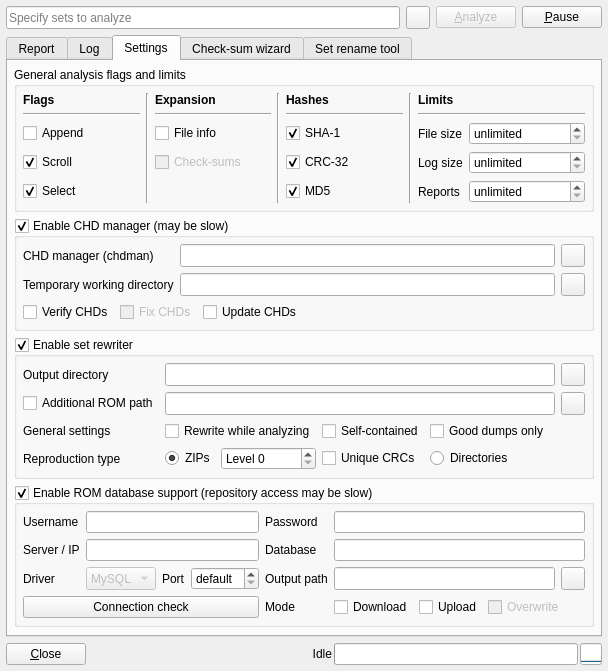
Old version of the form romalyzer.ui in the repository qmc2/qmc2-mame-fe.
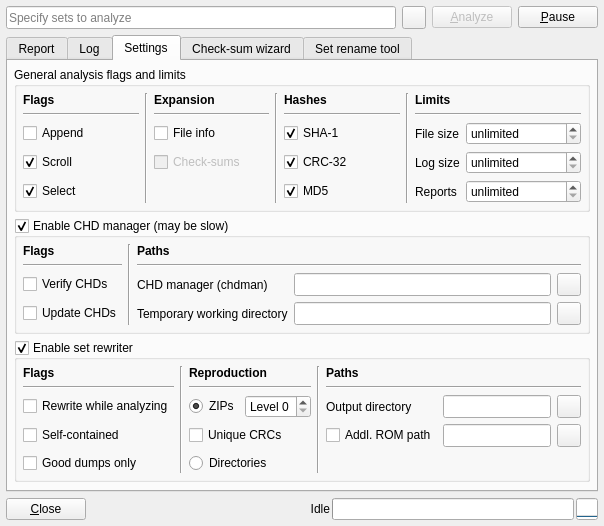
New version of the form. The open tabs and pages were chosen to show the change. Icons and pictures are not drawn.

Commit message: imp: ROMAlyzer: completed redesign of settings page (and removed unused ROM DB related stuff)

```diff
--- a/romalyzer.ui
+++ b/romalyzer.ui
@@ -7,8 +7,8 @@
    <rect>
     <x>0</x>
     <y>0</y>
-    <width>533</width>
-    <height>650</height>
+    <width>557</width>
+    <height>504</height>
    </rect>
   </property>
   <property name="windowTitle">
@@ -291,19 +291,6 @@
        <string>Settings</string>
       </attribute>
       <layout class="QGridLayout" name="gridLayout_3">
-       <item row="5" column="0">
-        <spacer name="verticalSpacer1">
-         <property name="orientation">
-          <enum>Qt::Vertical</enum>
-         </property>
-         <property name="sizeHint" stdset="0">
-          <size>
-           <width>20</width>
-           <height>0</height>
-          </size>
-         </property>
-        </spacer>
-       </item>
        <item row="1" column="0">
         <widget class="QGroupBox" name="groupBoxCHDManager">
          <property name="title">
@@ -314,16 +301,21 @@
          </property>
          <layout class="QGridLayout" name="gridLayout_2">
           <item row="0" column="0">
-           <widget class="QLabel" name="labelCHDManagerExecutableFile">
+           <layout class="QGridLayout" name="gridLayout">
+            <item row="2" column="0">
+             <widget class="QCheckBox" name="checkBoxVerifyCHDs">
+              <property name="toolTip">
+               <string>Verify CHDs through 'chdman verify'</string>
+              </property>
             <property name="text">
-             <string>CHD manager (chdman)</string>
+               <string>Verify CHDs</string>
             </property>
            </widget>
           </item>
-          <item row="0" column="1">
+            <item row="2" column="3">
            <widget class="QLineEdit" name="lineEditCHDManagerExecutableFile">
             <property name="sizePolicy">
-             <sizepolicy hsizetype="Expanding" vsizetype="Minimum">
+               <sizepolicy hsizetype="MinimumExpanding" vsizetype="Minimum">
               <horstretch>0</horstretch>
               <verstretch>0</verstretch>
              </sizepolicy>
@@ -333,34 +325,10 @@
             </property>
            </widget>
           </item>
-          <item row="0" column="2">
-           <widget class="QToolButton" name="toolButtonBrowseCHDManagerExecutableFile">
-            <property name="sizePolicy">
-             <sizepolicy hsizetype="Fixed" vsizetype="Minimum">
-              <horstretch>0</horstretch>
-              <verstretch>0</verstretch>
-             </sizepolicy>
-            </property>
-            <property name="toolTip">
-             <string>Browse CHD manager executable file</string>
-            </property>
-            <property name="icon">
-             <iconset resource="qmc2.qrc">
-              <normaloff>:/data/img/fileopen.png</normaloff>:/data/img/fileopen.png</iconset>
-            </property>
-           </widget>
-          </item>
-          <item row="1" column="0">
-           <widget class="QLabel" name="labelTemporaryWorkingDirectory">
-            <property name="text">
-             <string>Temporary working directory</string>
-            </property>
-           </widget>
-          </item>
-          <item row="1" column="1">
+            <item row="3" column="3">
            <widget class="QLineEdit" name="lineEditTemporaryWorkingDirectory">
             <property name="sizePolicy">
-             <sizepolicy hsizetype="Expanding" vsizetype="Minimum">
+               <sizepolicy hsizetype="MinimumExpanding" vsizetype="Minimum">
               <horstretch>0</horstretch>
               <verstretch>0</verstretch>
              </sizepolicy>
@@ -370,7 +338,7 @@
             </property>
            </widget>
           </item>
-          <item row="1" column="2">
+            <item row="3" column="4">
            <widget class="QToolButton" name="toolButtonBrowseTemporaryWorkingDirectory">
             <property name="sizePolicy">
              <sizepolicy hsizetype="Fixed" vsizetype="Minimum">
@@ -387,32 +355,45 @@
             </property>
            </widget>
           </item>
-          <item row="2" column="0" colspan="3">
-           <layout class="QHBoxLayout" name="horizontalLayout">
-            <item>
-             <widget class="QCheckBox" name="checkBoxVerifyCHDs">
+            <item row="2" column="4">
+             <widget class="QToolButton" name="toolButtonBrowseCHDManagerExecutableFile">
+              <property name="sizePolicy">
+               <sizepolicy hsizetype="Fixed" vsizetype="Minimum">
+                <horstretch>0</horstretch>
+                <verstretch>0</verstretch>
+               </sizepolicy>
+              </property>
               <property name="toolTip">
                <string>Verify CHDs through 'chdman -verify'</string>
               </property>
+              <property name="icon">
+               <iconset resource="qmc2.qrc">
+                <normaloff>:/data/img/fileopen.png</normaloff>:/data/img/fileopen.png</iconset>
+              </property>
+             </widget>
+            </item>
+            <item row="0" column="0">
+             <widget class="QLabel" name="labelOptions_2">
               <property name="text">
-               <string>Verify CHDs</string>
+               <string>&lt;html&gt;&lt;head/&gt;&lt;body&gt;&lt;p&gt;&lt;span style=&quot; font-weight:600;&quot;&gt;Flags&lt;/span&gt;&lt;/p&gt;&lt;/body&gt;&lt;/html&gt;</string>
               </property>
              </widget>
             </item>
-            <item>
-             <widget class="QCheckBox" name="checkBoxFixCHDs">
-              <property name="enabled">
-               <bool>false</bool>
+            <item row="3" column="2">
+             <widget class="QLabel" name="labelTemporaryWorkingDirectory">
+              <property name="text">
+               <string>Temporary working directory</string>
               </property>
-              <property name="toolTip">
-               <string>Also try to fix CHDs using 'chdman -verifyfix'</string>
-              </property>
+             </widget>
+            </item>
+            <item row="2" column="2">
+             <widget class="QLabel" name="labelCHDManagerExecutableFile">
               <property name="text">
-               <string>Fix CHDs</string>
+               <string>CHD manager (chdman)</string>
               </property>
              </widget>
             </item>
-            <item>
+            <item row="3" column="0">
              <widget class="QCheckBox" name="checkBoxUpdateCHDs">
               <property name="toolTip">
                <string>Try to update CHDs if their header indicates an older version ('chdman -update')</string>
@@ -422,339 +403,35 @@
               </property>
              </widget>
             </item>
-            <item>
-             <spacer name="horizontalSpacer_2">
+            <item row="0" column="1" rowspan="4">
+             <widget class="Line" name="line_8">
               <property name="orientation">
-               <enum>Qt::Horizontal</enum>
-              </property>
-              <property name="sizeHint" stdset="0">
-               <size>
-                <width>40</width>
-                <height>20</height>
-               </size>
-              </property>
-             </spacer>
-            </item>
-           </layout>
-          </item>
-         </layout>
-        </widget>
-       </item>
-       <item row="3" column="0">
-        <widget class="QGroupBox" name="groupBoxDatabase">
-         <property name="title">
-          <string>Enable ROM database support (repository access may be slow)</string>
-         </property>
-         <property name="checkable">
-          <bool>true</bool>
-         </property>
-         <layout class="QGridLayout" name="gridLayout_4">
-          <item row="2" column="0">
-           <widget class="QLabel" name="labelDatabaseDriver">
-            <property name="sizePolicy">
-             <sizepolicy hsizetype="Fixed" vsizetype="Preferred">
-              <horstretch>0</horstretch>
-              <verstretch>0</verstretch>
-             </sizepolicy>
-            </property>
-            <property name="text">
-             <string>Driver</string>
-            </property>
-           </widget>
-          </item>
-          <item row="2" column="2">
-           <widget class="QLabel" name="labelDatabasePort">
-            <property name="sizePolicy">
-             <sizepolicy hsizetype="Fixed" vsizetype="Preferred">
-              <horstretch>0</horstretch>
-              <verstretch>0</verstretch>
-             </sizepolicy>
-            </property>
-            <property name="text">
-             <string>Port</string>
-            </property>
-           </widget>
-          </item>
-          <item row="2" column="3">
-           <widget class="QSpinBox" name="spinBoxDatabasePort">
-            <property name="sizePolicy">
-             <sizepolicy hsizetype="Preferred" vsizetype="Minimum">
-              <horstretch>0</horstretch>
-              <verstretch>0</verstretch>
-             </sizepolicy>
-            </property>
-            <property name="toolTip">
-             <string>Database server port (0 = default)</string>
-            </property>
-            <property name="specialValueText">
-             <string>default</string>
-            </property>
-            <property name="maximum">
-             <number>65535</number>
-            </property>
-           </widget>
-          </item>
-          <item row="2" column="1">
-           <widget class="QComboBox" name="comboBoxDatabaseDriver">
-            <property name="enabled">
-             <bool>false</bool>
-            </property>
-            <property name="sizePolicy">
-             <sizepolicy hsizetype="Preferred" vsizetype="Minimum">
-              <horstretch>0</horstretch>
-              <verstretch>0</verstretch>
-             </sizepolicy>
-            </property>
-            <property name="toolTip">
-             <string>SQL driver to use</string>
-            </property>
-            <item>
-             <property name="text">
-              <string>MySQL</string>
-             </property>
-            </item>
-            <item>
-             <property name="text">
-              <string>SQLite</string>
-             </property>
-            </item>
-           </widget>
-          </item>
-          <item row="1" column="1" colspan="3">
-           <widget class="QLineEdit" name="lineEditDatabaseServer">
-            <property name="sizePolicy">
-             <sizepolicy hsizetype="Preferred" vsizetype="Minimum">
-              <horstretch>0</horstretch>
-              <verstretch>0</verstretch>
-             </sizepolicy>
-            </property>
-            <property name="toolTip">
-             <string>Name or IP address of the database server</string>
+               <enum>Qt::Vertical</enum>
             </property>
            </widget>
           </item>
           <item row="1" column="0">
-           <widget class="QLabel" name="labelDatabaseServer">
-            <property name="sizePolicy">
-             <sizepolicy hsizetype="Fixed" vsizetype="Preferred">
-              <horstretch>0</horstretch>
-              <verstretch>0</verstretch>
-             </sizepolicy>
-            </property>
-            <property name="text">
-             <string>Server / IP</string>
-            </property>
-           </widget>
-          </item>
-          <item row="0" column="0">
-           <widget class="QLabel" name="labelDatabaseUser">
-            <property name="sizePolicy">
-             <sizepolicy hsizetype="Fixed" vsizetype="Preferred">
-              <horstretch>0</horstretch>
-              <verstretch>0</verstretch>
-             </sizepolicy>
-            </property>
-            <property name="text">
-             <string>Username</string>
-            </property>
-           </widget>
-          </item>
-          <item row="0" column="1" colspan="3">
-           <widget class="QLineEdit" name="lineEditDatabaseUser">
-            <property name="sizePolicy">
-             <sizepolicy hsizetype="Preferred" vsizetype="Minimum">
-              <horstretch>0</horstretch>
-              <verstretch>0</verstretch>
-             </sizepolicy>
-            </property>
-            <property name="toolTip">
-             <string>Username used to access the database</string>
-            </property>
-           </widget>
-          </item>
-          <item row="3" column="0" colspan="4">
-           <widget class="QPushButton" name="pushButtonDatabaseCheckConnection">
-            <property name="sizePolicy">
-             <sizepolicy hsizetype="Ignored" vsizetype="Minimum">
-              <horstretch>0</horstretch>
-              <verstretch>0</verstretch>
-             </sizepolicy>
-            </property>
-            <property name="toolTip">
-             <string>Check the connection to the database</string>
-            </property>
-            <property name="autoFillBackground">
-             <bool>true</bool>
-            </property>
+             <widget class="Line" name="line_9">
+              <property name="orientation">
+               <enum>Qt::Horizontal</enum>
+              </property>
+             </widget>
+            </item>
+            <item row="1" column="2" colspan="3">
+             <widget class="Line" name="line_10">
+              <property name="orientation">
+               <enum>Qt::Horizontal</enum>
+              </property>
+             </widget>
+            </item>
+            <item row="0" column="2" colspan="3">
+             <widget class="QLabel" name="label_2">
             <property name="text">
-             <string>Connection check</string>
-            </property>
-            <property name="autoDefault">
-             <bool>false</bool>
-            </property>
-           </widget>
-          </item>
-          <item row="0" column="6" colspan="4">
-           <widget class="QLineEdit" name="lineEditDatabasePassword">
-            <property name="sizePolicy">
-             <sizepolicy hsizetype="Preferred" vsizetype="Minimum">
-              <horstretch>0</horstretch>
-              <verstretch>0</verstretch>
-             </sizepolicy>
-            </property>
-            <property name="toolTip">
-             <string>Password used to access the database (WARNING: stored passwords are &lt;u&gt;weakly&lt;/u&gt; encrypted!)</string>
-            </property>
-            <property name="echoMode">
-             <enum>QLineEdit::Password</enum>
-            </property>
-           </widget>
-          </item>
-          <item row="1" column="6" colspan="4">
-           <widget class="QLineEdit" name="lineEditDatabaseName">
-            <property name="sizePolicy">
-             <sizepolicy hsizetype="Preferred" vsizetype="Minimum">
-              <horstretch>0</horstretch>
-              <verstretch>0</verstretch>
-             </sizepolicy>
-            </property>
-            <property name="toolTip">
-             <string>Name of the database on the server</string>
-            </property>
-           </widget>
-          </item>
-          <item row="1" column="5">
-           <widget class="QLabel" name="labelDatabaseName">
-            <property name="sizePolicy">
-             <sizepolicy hsizetype="Fixed" vsizetype="Preferred">
-              <horstretch>0</horstretch>
-              <verstretch>0</verstretch>
-             </sizepolicy>
-            </property>
-            <property name="text">
-             <string>Database</string>
-            </property>
-           </widget>
-          </item>
-          <item row="0" column="5">
-           <widget class="QLabel" name="labelDatabasePassword">
-            <property name="sizePolicy">
-             <sizepolicy hsizetype="Fixed" vsizetype="Preferred">
-              <horstretch>0</horstretch>
-              <verstretch>0</verstretch>
-             </sizepolicy>
-            </property>
-            <property name="text">
-             <string>Password</string>
-            </property>
-           </widget>
-          </item>
-          <item row="3" column="5">
-           <widget class="QLabel" name="labelDatabaseMode">
-            <property name="sizePolicy">
-             <sizepolicy hsizetype="Fixed" vsizetype="Preferred">
-              <horstretch>0</horstretch>
-              <verstretch>0</verstretch>
-             </sizepolicy>
-            </property>
-            <property name="text">
-             <string>Mode</string>
-            </property>
-           </widget>
-          </item>
-          <item row="3" column="6">
-           <widget class="QCheckBox" name="checkBoxDatabaseDownload">
-            <property name="sizePolicy">
-             <sizepolicy hsizetype="Fixed" vsizetype="Fixed">
-              <horstretch>0</horstretch>
-              <verstretch>0</verstretch>
-             </sizepolicy>
-            </property>
-            <property name="toolTip">
-             <string>Automatically download missing / bad files from the database (if they are available in the repository)</string>
-            </property>
-            <property name="text">
-             <string>Download</string>
-            </property>
-           </widget>
-          </item>
-          <item row="3" column="7">
-           <widget class="QCheckBox" name="checkBoxDatabaseUpload">
-            <property name="sizePolicy">
-             <sizepolicy hsizetype="Fixed" vsizetype="Fixed">
-              <horstretch>0</horstretch>
-              <verstretch>0</verstretch>
-             </sizepolicy>
-            </property>
-            <property name="toolTip">
-             <string>Automatically upload good files to the database (if they are missing in the repository)</string>
-            </property>
-            <property name="text">
-             <string>Upload</string>
-            </property>
-           </widget>
-          </item>
-          <item row="3" column="8" colspan="2">
-           <widget class="QCheckBox" name="checkBoxDatabaseOverwrite">
-            <property name="enabled">
-             <bool>false</bool>
-            </property>
-            <property name="sizePolicy">
-             <sizepolicy hsizetype="Preferred" vsizetype="Fixed">
-              <horstretch>0</horstretch>
-              <verstretch>0</verstretch>
-             </sizepolicy>
-            </property>
-            <property name="toolTip">
-             <string>Overwrite existing data in the database</string>
-            </property>
-            <property name="text">
-             <string>Overwrite</string>
-            </property>
-           </widget>
-          </item>
-          <item row="2" column="5">
-           <widget class="QLabel" name="labelDatabaseOutputPath">
-            <property name="sizePolicy">
-             <sizepolicy hsizetype="Fixed" vsizetype="Preferred">
-              <horstretch>0</horstretch>
-              <verstretch>0</verstretch>
-             </sizepolicy>
-            </property>
-            <property name="text">
-             <string>Output path</string>
-            </property>
-           </widget>
-          </item>
-          <item row="2" column="6" colspan="3">
-           <widget class="QLineEdit" name="lineEditDatabaseOutputPath">
-            <property name="sizePolicy">
-             <sizepolicy hsizetype="Preferred" vsizetype="Minimum">
-              <horstretch>0</horstretch>
-              <verstretch>0</verstretch>
-             </sizepolicy>
-            </property>
-            <property name="toolTip">
-             <string>Local output directory where downloaded ROMs &amp; CHDs will be created (WARNING: existing files will be overwritten!)</string>
-            </property>
-           </widget>
-          </item>
-          <item row="2" column="9">
-           <widget class="QToolButton" name="toolButtonBrowseDatabaseOutputPath">
-            <property name="sizePolicy">
-             <sizepolicy hsizetype="Fixed" vsizetype="Minimum">
-              <horstretch>0</horstretch>
-              <verstretch>0</verstretch>
-             </sizepolicy>
-            </property>
-            <property name="toolTip">
-             <string>Browse local output directory</string>
-            </property>
-            <property name="icon">
-             <iconset resource="qmc2.qrc">
-              <normaloff>:/data/img/fileopen.png</normaloff>:/data/img/fileopen.png</iconset>
-            </property>
-           </widget>
+               <string>&lt;html&gt;&lt;head/&gt;&lt;body&gt;&lt;p&gt;&lt;span style=&quot; font-weight:600;&quot;&gt;Paths&lt;/span&gt;&lt;/p&gt;&lt;/body&gt;&lt;/html&gt;</string>
+              </property>
+             </widget>
+            </item>
+           </layout>
           </item>
          </layout>
         </widget>
@@ -770,102 +447,24 @@
          <property name="checked">
           <bool>true</bool>
          </property>
+         <layout class="QGridLayout" name="gridLayout_9">
+          <item row="0" column="0">
          <layout class="QGridLayout" name="gridLayout_5">
-          <item row="0" column="0">
-           <widget class="QLabel" name="labelSetRewriterOutputPath">
-            <property name="sizePolicy">
-             <sizepolicy hsizetype="Fixed" vsizetype="Preferred">
-              <horstretch>0</horstretch>
-              <verstretch>0</verstretch>
-             </sizepolicy>
-            </property>
+            <item row="0" column="4" colspan="3">
+             <widget class="QLabel" name="labelSetRewriterReproductionType_2">
             <property name="text">
-             <string>Output directory</string>
+               <string>&lt;html&gt;&lt;head/&gt;&lt;body&gt;&lt;p&gt;&lt;span style=&quot; font-weight:600;&quot;&gt;Paths&lt;/span&gt;&lt;/p&gt;&lt;/body&gt;&lt;/html&gt;</string>
             </property>
            </widget>
           </item>
-          <item row="0" column="1" colspan="5">
-           <widget class="QLineEdit" name="lineEditSetRewriterOutputPath">
-            <property name="sizePolicy">
-             <sizepolicy hsizetype="Expanding" vsizetype="Minimum">
-              <horstretch>0</horstretch>
-              <verstretch>0</verstretch>
-             </sizepolicy>
-            </property>
-            <property name="toolTip">
-             <string>Output path for the set rewriter (WARNING: existing files will be overwritten!) -- you should NEVER use one of your primary ROM paths here!!!</string>
-            </property>
-           </widget>
-          </item>
-          <item row="2" column="0">
-           <widget class="QLabel" name="labelSetRewriterGeneralSettings">
-            <property name="sizePolicy">
-             <sizepolicy hsizetype="Fixed" vsizetype="Preferred">
-              <horstretch>0</horstretch>
-              <verstretch>0</verstretch>
-             </sizepolicy>
-            </property>
-            <property name="text">
-             <string>General settings</string>
-            </property>
-           </widget>
-          </item>
-          <item row="2" column="1">
-           <widget class="QCheckBox" name="checkBoxSetRewriterWhileAnalyzing">
-            <property name="sizePolicy">
-             <sizepolicy hsizetype="Fixed" vsizetype="Fixed">
-              <horstretch>0</horstretch>
-              <verstretch>0</verstretch>
-             </sizepolicy>
-            </property>
-            <property name="toolTip">
-             <string>Rewrite sets while analyzing them (otherwise sets will only be rewritten on demand / through the context menu)</string>
-            </property>
-            <property name="text">
-             <string>Rewrite while analyzing</string>
+            <item row="1" column="2">
+             <widget class="Line" name="line_12">
+              <property name="orientation">
+               <enum>Qt::Horizontal</enum>
             </property>
            </widget>
           </item>
           <item row="2" column="2">
-           <widget class="QCheckBox" name="checkBoxSetRewriterSelfContainedSets">
-            <property name="sizePolicy">
-             <sizepolicy hsizetype="Fixed" vsizetype="Fixed">
-              <horstretch>0</horstretch>
-              <verstretch>0</verstretch>
-             </sizepolicy>
-            </property>
-            <property name="toolTip">
-             <string>Create sets that do not need parent sets (otherwise create merged sets, which is recommended)</string>
-            </property>
-            <property name="text">
-             <string>Self-contained</string>
-            </property>
-           </widget>
-          </item>
-          <item row="2" column="3">
-           <widget class="QCheckBox" name="checkBoxSetRewriterGoodDumpsOnly">
-            <property name="toolTip">
-             <string>Rewrite dumps only when they are 'good' (otherwise, 'bad' dumps will be included)</string>
-            </property>
-            <property name="text">
-             <string>Good dumps only</string>
-            </property>
-           </widget>
-          </item>
-          <item row="3" column="0">
-           <widget class="QLabel" name="labelSetRewriterReproductionType">
-            <property name="sizePolicy">
-             <sizepolicy hsizetype="Fixed" vsizetype="Preferred">
-              <horstretch>0</horstretch>
-              <verstretch>0</verstretch>
-             </sizepolicy>
-            </property>
-            <property name="text">
-             <string>Reproduction type</string>
-            </property>
-           </widget>
-          </item>
-          <item row="3" column="1">
            <layout class="QHBoxLayout" name="horizontalLayout_2">
             <item>
              <widget class="QRadioButton" name="radioButtonSetRewriterZipArchives">
@@ -904,46 +503,34 @@
             </item>
            </layout>
           </item>
-          <item row="3" column="2">
-           <widget class="QCheckBox" name="checkBoxSetRewriterUniqueCRCs">
+            <item row="0" column="0">
+             <widget class="QLabel" name="labelSetRewriterGeneralSettings">
+              <property name="text">
+               <string>&lt;html&gt;&lt;head/&gt;&lt;body&gt;&lt;p&gt;&lt;span style=&quot; font-weight:600;&quot;&gt;Flags&lt;/span&gt;&lt;/p&gt;&lt;/body&gt;&lt;/html&gt;</string>
+              </property>
+             </widget>
+            </item>
+            <item row="2" column="5">
+             <widget class="QLineEdit" name="lineEditSetRewriterOutputPath">
             <property name="sizePolicy">
-             <sizepolicy hsizetype="Fixed" vsizetype="Fixed">
+               <sizepolicy hsizetype="MinimumExpanding" vsizetype="Minimum">
               <horstretch>0</horstretch>
               <verstretch>0</verstretch>
              </sizepolicy>
             </property>
             <property name="toolTip">
-             <string>When a set contains multiple files with the same CRC, should the produced ZIP include all files individually or just the first one (which is actually sufficient)?</string>
-            </property>
-            <property name="text">
-             <string>Unique CRCs</string>
-            </property>
-           </widget>
-          </item>
-          <item row="3" column="3" colspan="4">
-           <widget class="QRadioButton" name="radioButtonSetRewriterIndividualDirectories">
-            <property name="toolTip">
-             <string>Produce sets in individual sub-directories (not recommended)</string>
-            </property>
-            <property name="text">
-             <string>Directories</string>
-            </property>
-           </widget>
-          </item>
-          <item row="2" column="4" colspan="3">
-           <spacer name="horizontalSpacer_3">
+               <string>Output path for the set rewriter (WARNING: existing files will be overwritten!) -- you should NEVER use one of your primary ROM paths here!!!</string>
+              </property>
+             </widget>
+            </item>
+            <item row="1" column="0">
+             <widget class="Line" name="line_11">
             <property name="orientation">
              <enum>Qt::Horizontal</enum>
             </property>
-            <property name="sizeHint" stdset="0">
-             <size>
-              <width>40</width>
-              <height>20</height>
-             </size>
-            </property>
-           </spacer>
-          </item>
-          <item row="0" column="6">
+             </widget>
+            </item>
+            <item row="2" column="6">
            <widget class="QToolButton" name="toolButtonBrowseSetRewriterOutputPath">
             <property name="sizePolicy">
              <sizepolicy hsizetype="Fixed" vsizetype="Minimum">
@@ -960,20 +547,39 @@
             </property>
            </widget>
           </item>
-          <item row="1" column="1" colspan="5">
-           <widget class="QLineEdit" name="lineEditSetRewriterAdditionalRomPath">
+            <item row="3" column="0">
+             <widget class="QCheckBox" name="checkBoxSetRewriterSelfContainedSets">
             <property name="sizePolicy">
-             <sizepolicy hsizetype="Expanding" vsizetype="Minimum">
+               <sizepolicy hsizetype="Fixed" vsizetype="Fixed">
               <horstretch>0</horstretch>
               <verstretch>0</verstretch>
              </sizepolicy>
             </property>
             <property name="toolTip">
-             <string>Specify an additional (source) ROM path used when the set rewriter is active</string>
-            </property>
-           </widget>
-          </item>
-          <item row="1" column="6">
+               <string>Create sets that do not need parent sets (otherwise create merged sets, which is recommended)</string>
+              </property>
+              <property name="text">
+               <string>Self-contained</string>
+              </property>
+             </widget>
+            </item>
+            <item row="2" column="0">
+             <widget class="QCheckBox" name="checkBoxSetRewriterWhileAnalyzing">
+              <property name="sizePolicy">
+               <sizepolicy hsizetype="Fixed" vsizetype="Fixed">
+                <horstretch>0</horstretch>
+                <verstretch>0</verstretch>
+               </sizepolicy>
+              </property>
+              <property name="toolTip">
+               <string>Rewrite sets while analyzing them (otherwise sets will only be rewritten on demand / through the context menu)</string>
+              </property>
+              <property name="text">
+               <string>Rewrite while analyzing</string>
+              </property>
+             </widget>
+            </item>
+            <item row="3" column="6">
            <widget class="QToolButton" name="toolButtonBrowseSetRewriterAdditionalRomPath">
             <property name="sizePolicy">
              <sizepolicy hsizetype="Fixed" vsizetype="Minimum">
@@ -990,15 +596,107 @@
             </property>
            </widget>
           </item>
-          <item row="1" column="0">
+            <item row="2" column="4">
+             <widget class="QLabel" name="labelSetRewriterOutputPath">
+              <property name="sizePolicy">
+               <sizepolicy hsizetype="Fixed" vsizetype="Preferred">
+                <horstretch>0</horstretch>
+                <verstretch>0</verstretch>
+               </sizepolicy>
+              </property>
+              <property name="text">
+               <string>Output directory</string>
+              </property>
+             </widget>
+            </item>
+            <item row="3" column="2">
+             <widget class="QCheckBox" name="checkBoxSetRewriterUniqueCRCs">
+              <property name="sizePolicy">
+               <sizepolicy hsizetype="Fixed" vsizetype="Fixed">
+                <horstretch>0</horstretch>
+                <verstretch>0</verstretch>
+               </sizepolicy>
+              </property>
+              <property name="toolTip">
+               <string>When a set contains multiple files with the same CRC, should the produced ZIP include all files individually or just the first one (which is actually sufficient)?</string>
+              </property>
+              <property name="text">
+               <string>Unique CRCs</string>
+              </property>
+             </widget>
+            </item>
+            <item row="3" column="4">
            <widget class="QCheckBox" name="checkBoxSetRewriterUseAdditionalRomPath">
             <property name="toolTip">
              <string>Use the following additional ROM path</string>
             </property>
             <property name="text">
-             <string>Additional ROM path</string>
-            </property>
-           </widget>
+               <string>Addl. ROM path</string>
+              </property>
+             </widget>
+            </item>
+            <item row="3" column="5">
+             <widget class="QLineEdit" name="lineEditSetRewriterAdditionalRomPath">
+              <property name="sizePolicy">
+               <sizepolicy hsizetype="MinimumExpanding" vsizetype="Minimum">
+                <horstretch>0</horstretch>
+                <verstretch>0</verstretch>
+               </sizepolicy>
+              </property>
+              <property name="toolTip">
+               <string>Specify an additional (source) ROM path used when the set rewriter is active</string>
+              </property>
+             </widget>
+            </item>
+            <item row="4" column="2">
+             <widget class="QRadioButton" name="radioButtonSetRewriterIndividualDirectories">
+              <property name="toolTip">
+               <string>Produce sets in individual sub-directories (not recommended)</string>
+              </property>
+              <property name="text">
+               <string>Directories</string>
+              </property>
+             </widget>
+            </item>
+            <item row="0" column="2">
+             <widget class="QLabel" name="labelSetRewriterReproductionType">
+              <property name="text">
+               <string>&lt;html&gt;&lt;head/&gt;&lt;body&gt;&lt;p&gt;&lt;span style=&quot; font-weight:600;&quot;&gt;Reproduction&lt;/span&gt;&lt;/p&gt;&lt;/body&gt;&lt;/html&gt;</string>
+              </property>
+             </widget>
+            </item>
+            <item row="0" column="1" rowspan="5">
+             <widget class="Line" name="line_14">
+              <property name="orientation">
+               <enum>Qt::Vertical</enum>
+              </property>
+             </widget>
+            </item>
+            <item row="4" column="0">
+             <widget class="QCheckBox" name="checkBoxSetRewriterGoodDumpsOnly">
+              <property name="toolTip">
+               <string>Rewrite dumps only when they are 'good' (otherwise, 'bad' dumps will be included)</string>
+              </property>
+              <property name="text">
+               <string>Good dumps only</string>
+              </property>
+             </widget>
+            </item>
+            <item row="1" column="4" colspan="3">
+             <widget class="Line" name="line_13">
+              <property name="orientation">
+               <enum>Qt::Horizontal</enum>
+              </property>
+             </widget>
+            </item>
+            <item row="0" column="3" rowspan="5">
+             <widget class="Line" name="line_15">
+              <property name="orientation">
+               <enum>Qt::Vertical</enum>
+              </property>
+             </widget>
+            </item>
+           </layout>
           </item>
          </layout>
         </widget>
@@ -1302,6 +1000,19 @@
          </layout>
         </widget>
        </item>
+       <item row="3" column="0">
+        <spacer name="verticalSpacer">
+         <property name="orientation">
+          <enum>Qt::Vertical</enum>
+         </property>
+         <property name="sizeHint" stdset="0">
+          <size>
+           <width>20</width>
+           <height>40</height>
+          </size>
+         </property>
+        </spacer>
+       </item>
       </layout>
      </widget>
      <widget class="QWidget" name="tabChecksumWizard">
```
Left out of the diff: 100 changed lines with no effect on the pictures. Lines whose indentation alone changed are shown as unchanged. The commit also changes 28 other files.
